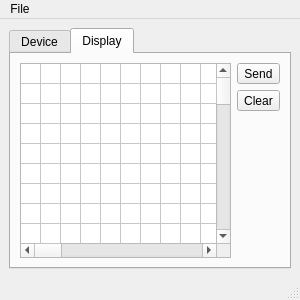
This is qbluetooth.ui in 4l3x2k/QBluetooth as Qt 5 draws it before an edit. The edited form follows.
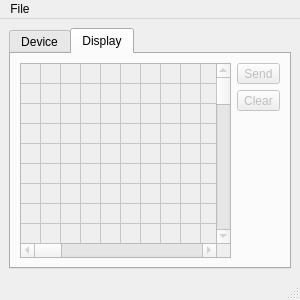
This is the edited form. The open tabs and pages were chosen to show the change.

Commit message: Controller, Model: Inquiry for devices on scan button click  * Linking against libbluetooth  * Scan member function implemented  * Scan for devices and add them to the list  * Enable connect button on list item clicked

Diff of the .ui file:
```diff
--- a/qbluetooth.ui
+++ b/qbluetooth.ui
@@ -83,7 +83,7 @@
       </widget>
       <widget class="QWidget" name="Display">
        <property name="enabled">
-        <bool>true</bool>
+        <bool>false</bool>
        </property>
        <attribute name="title">
         <string>Display</string>
@@ -336,7 +336,7 @@
         <item row="3" column="2">
          <widget class="QToolButton" name="toolButtonSend">
           <property name="enabled">
-           <bool>true</bool>
+           <bool>false</bool>
           </property>
           <property name="text">
            <string>Send</string>
@@ -352,7 +352,7 @@
         <item row="4" column="2">
          <widget class="QToolButton" name="toolButtonClear">
           <property name="enabled">
-           <bool>true</bool>
+           <bool>false</bool>
           </property>
           <property name="text">
            <string>Clear</string>
```
Left out of the diff: 7 changed lines with no effect on the pictures. The commit also changes 5 other files.
